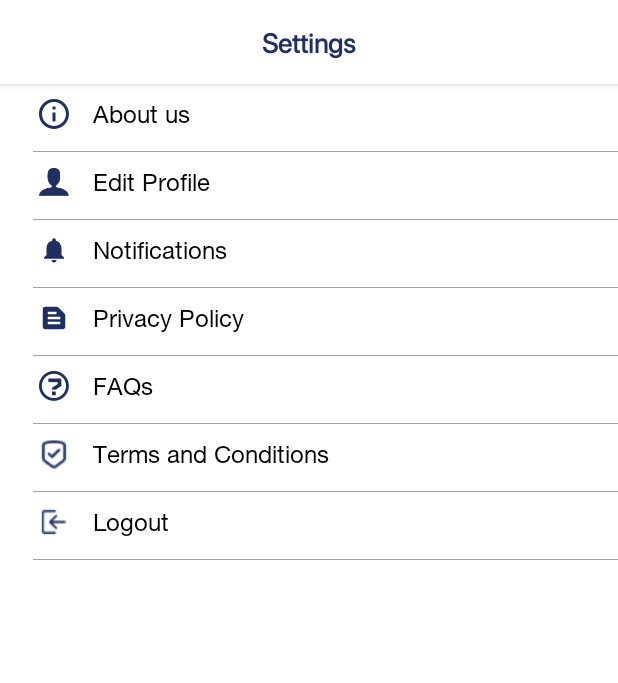
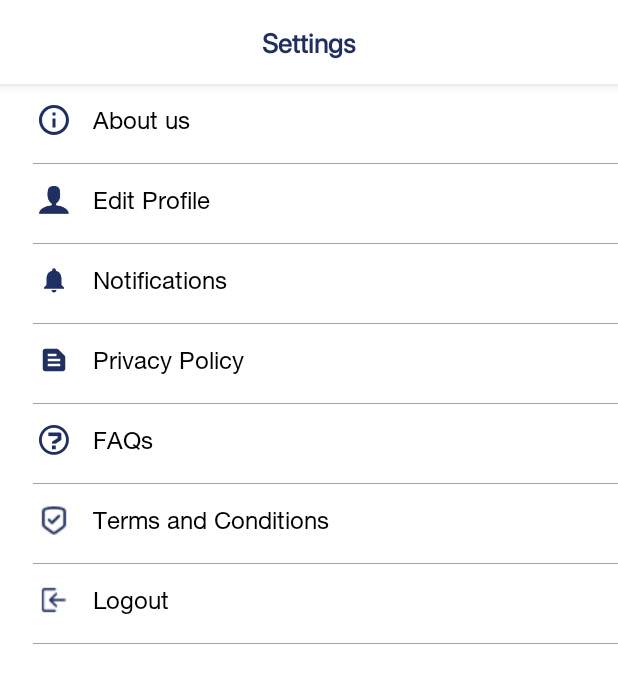
Before and after one commit to noumannaseer/laila-android, an Android app: the layout activity_setting.xml on its own in the app's theme, with its tools: preview values and no code run, on a phone screen of 412 x 824 dp. Shown: the top 683 px of the screen. Run offline under Robolectric (Android 15) with nearby library versions, the phone set to English and light mode, and no system bars.

Commit message:
update medication and bodyreading

```diff
--- a/app/src/main/java/com/fantechlabs/lailaa/IngredientsActivity.java
+++ b/app/src/main/java/com/fantechlabs/lailaa/IngredientsActivity.java
@@ -65,6 +65,7 @@ public class IngredientsActivity extends BaseActivity
             hideLoadingDialog();
             return;
         }
+        showLoadingDialog();
         mIngredientsViewModel.getIngredients(mDrugCode);
     }
 
--- a/app/src/main/java/com/fantechlabs/lailaa/activities/MedicineInteractionActivity.java
+++ b/app/src/main/java/com/fantechlabs/lailaa/activities/MedicineInteractionActivity.java
@@ -19,9 +19,7 @@ public class MedicineInteractionActivity extends BaseActivity
 
     private ActivityMedicineInteractionBinding mBinding;
     public static final String INTERACTION = "INTERACTION";
-    public static final String INTERACTION_MSG = "INTERACTION_MSG";
     private DrugCheckResponse mDrugCheckResponse;
-    private String mInteractionMsg;
     private MedicineInteractionsAdapter mMedicineInteractionsAdapter;
 
 
@@ -75,7 +73,6 @@ public class MedicineInteractionActivity extends BaseActivity
         if (getIntent().getExtras()
                 .containsKey(INTERACTION)) {
             mDrugCheckResponse = getIntent().getParcelableExtra(INTERACTION);
-//            mInteractionMsg = getIntent().getStringExtra(INTERACTION_MSG);
         }
     }
 }
--- a/app/src/main/java/com/fantechlabs/lailaa/adapter/MedicineInteractionsAdapter.java
+++ b/app/src/main/java/com/fantechlabs/lailaa/adapter/MedicineInteractionsAdapter.java
@@ -66,13 +66,13 @@ public class MedicineInteractionsAdapter
 
         switch (item.getSeverityId()) {
             case 1:
-                holder.MedicineInteractionLayoutBinding.severityColor.setBackgroundColor(Color.parseColor("#7aab9d"));
+                holder.MedicineInteractionLayoutBinding.severityColor.setCardBackgroundColor(AndroidUtil.getColor(R.color.ingredient_color_green));
                 break;
             case 2:
-                holder.MedicineInteractionLayoutBinding.severityColor.setBackgroundColor(Color.parseColor("#e5f545"));
+                holder.MedicineInteractionLayoutBinding.severityColor.setCardBackgroundColor(AndroidUtil.getColor(R.color.ingredient_color_yellow));
                 break;
             default:
-                holder.MedicineInteractionLayoutBinding.severityColor.setBackgroundColor(Color.parseColor("#fa8300"));
+                holder.MedicineInteractionLayoutBinding.severityColor.setCardBackgroundColor(AndroidUtil.getColor(R.color.ingredient_color_orange));
                 break;
         }
 
--- a/app/src/main/java/com/fantechlabs/lailaa/fragments/AddMedicationFragment.java
+++ b/app/src/main/java/com/fantechlabs/lailaa/fragments/AddMedicationFragment.java
@@ -124,7 +124,7 @@ public class AddMedicationFragment
             //*****************************************************************************
             {
                 AndroidUtil.handler.removeCallbacks(mSearchRunnable);
-                if (s.length() > 2) {
+                if (s.length() > 1) {
                     mSearchRunnable = new Runnable() {
                         @Override
                         public void run() {
@@ -133,7 +133,7 @@ public class AddMedicationFragment
                         }
                     };
 
-                    AndroidUtil.handler.postDelayed(mSearchRunnable, 200);
+                    AndroidUtil.handler.postDelayed(mSearchRunnable, 100);
                 }
             }
 
--- a/app/src/main/res/layout/activity_medication_details.xml
+++ b/app/src/main/res/layout/activity_medication_details.xml
@@ -45,9 +45,6 @@
             android:layout_width="match_parent"
             android:layout_height="wrap_content"
             android:layout_marginTop="8dp"
-            app:layout_constraintEnd_toEndOf="parent"
-            app:layout_constraintStart_toStartOf="parent"
-            app:layout_constraintTop_toBottomOf="@id/action_bar"
             app:tabGravity="fill"
             app:tabIndicatorColor="@color/darkBlue"
             app:tabMode="scrollable"
--- a/app/src/main/res/layout/activity_setting.xml
+++ b/app/src/main/res/layout/activity_setting.xml
@@ -45,11 +45,17 @@
             android:orientation="vertical">
 
             <LinearLayout
+                android:layout_width="match_parent"
+                android:layout_height="wrap_content"
+                android:orientation="vertical">
+
+                <LinearLayout
                     android:id="@+id/ads"
                     android:layout_width="match_parent"
                     android:layout_height="wrap_content"
                     android:foreground="?selectableItemBackground"
-                android:padding="10dp">
+                    android:paddingHorizontal="10dp"
+                    android:paddingVertical="14dp">
 
                     <ImageView
                         android:layout_width="20dp"
@@ -81,73 +87,20 @@
                     android:layout_marginLeft="6dp"
                     android:layout_marginTop="4dp"
                     android:background="@color/gray" />
+            </LinearLayout>
 
-            <!--        <LinearLayout-->
-            <!--            android:id="@+id/faq"-->
-            <!--            android:layout_width="match_parent"-->
-            <!--            android:layout_height="wrap_content"-->
-            <!--            android:foreground="?selectableItemBackground"-->
-            <!--            android:padding="10dp">-->
-
-            <!--            <ImageView-->
-            <!--                android:layout_width="wrap_content"-->
-            <!--                android:layout_height="wrap_content"-->
-            <!--                android:layout_gravity="center_vertical"-->
-            <!--                android:src="@drawable/help_icon"-->
-            <!--                app:layout_constraintStart_toStartOf="parent"-->
-            <!--                app:layout_constraintTop_toBottomOf="@+id/textView4" />-->
-
-            <!--            <TextView-->
-            <!--                android:layout_width="wrap_content"-->
-            <!--                android:layout_height="wrap_content"-->
-            <!--                android:layout_gravity="center_vertical"-->
-            <!--                android:layout_marginStart="16dp"-->
-            <!--                android:layout_marginLeft="16dp"-->
-            <!--                android:fontFamily="@font/helveticaneueltpro_roman"-->
-            <!--                android:text="@string/settings_faq"-->
-            <!--                android:textColor="@color/black"-->
-            <!--                android:textSize="16sp"-->
-            <!--                app:layout_constraintBottom_toBottomOf="@+id/imageView5"-->
-            <!--                app:layout_constraintStart_toEndOf="@+id/imageView5"-->
-            <!--                app:layout_constraintTop_toTopOf="@+id/imageView5" />-->
-            <!--        </LinearLayout>-->
-
-            <!--        <LinearLayout-->
-            <!--            android:id="@+id/contact_us"-->
-            <!--            android:layout_width="match_parent"-->
-            <!--            android:layout_height="wrap_content"-->
-            <!--            android:foreground="?selectableItemBackground"-->
-            <!--            android:padding="10dp">-->
-
-            <!--            <ImageView-->
-            <!--                android:layout_width="wrap_content"-->
-            <!--                android:layout_height="wrap_content"-->
-            <!--                android:layout_gravity="center_vertical"-->
-            <!--                android:src="@drawable/phone_book"-->
-            <!--                app:layout_constraintStart_toStartOf="parent"-->
-            <!--                app:layout_constraintTop_toBottomOf="@+id/textView4" />-->
-
-            <!--            <TextView-->
-            <!--                android:layout_width="wrap_content"-->
-            <!--                android:layout_height="wrap_content"-->
-            <!--                android:layout_gravity="center_vertical"-->
-            <!--                android:layout_marginStart="16dp"-->
-            <!--                android:layout_marginLeft="16dp"-->
-            <!--                android:fontFamily="@font/helveticaneueltpro_roman"-->
-            <!--                android:text="@string/settings_contact_us"-->
-            <!--                android:textColor="@color/black"-->
-            <!--                android:textSize="16sp"-->
-            <!--                app:layout_constraintBottom_toBottomOf="@+id/imageView5"-->
-            <!--                app:layout_constraintStart_toEndOf="@+id/imageView5"-->
-            <!--                app:layout_constraintTop_toTopOf="@+id/imageView5" />-->
-            <!--        </LinearLayout>-->
+            <LinearLayout
+                android:layout_width="match_parent"
+                android:layout_height="wrap_content"
+                android:orientation="vertical">
 
                 <LinearLayout
                     android:id="@+id/edit_profile"
                     android:layout_width="match_parent"
                     android:layout_height="wrap_content"
                     android:foreground="?selectableItemBackground"
-                android:padding="10dp">
+                    android:paddingHorizontal="10dp"
+                    android:paddingVertical="14dp">
 
                     <ImageView
                         android:layout_width="20dp"
@@ -179,13 +132,20 @@
                     android:layout_marginLeft="6dp"
                     android:layout_marginTop="4dp"
                     android:background="@color/gray" />
+            </LinearLayout>
+
+            <LinearLayout
+                android:layout_width="match_parent"
+                android:layout_height="wrap_content"
+                android:orientation="vertical">
 
                 <LinearLayout
                     android:id="@+id/update_password"
                     android:layout_width="match_parent"
                     android:layout_height="wrap_content"
                     android:foreground="?selectableItemBackground"
-                android:padding="10dp">
+                    android:paddingHorizontal="10dp"
+                    android:paddingVertical="14dp">
 
                     <ImageView
                         android:layout_width="wrap_content"
@@ -216,13 +176,20 @@
                     android:layout_marginLeft="6dp"
                     android:layout_marginTop="4dp"
                     android:background="@color/gray" />
+            </LinearLayout>
+
+            <LinearLayout
+                android:layout_width="match_parent"
+                android:layout_height="wrap_content"
+                android:orientation="vertical">
 
                 <LinearLayout
                     android:id="@+id/terms_condition"
                     android:layout_width="match_parent"
                     android:layout_height="wrap_content"
                     android:foreground="?selectableItemBackground"
-                android:padding="10dp">
+                    android:paddingHorizontal="10dp"
+                    android:paddingVertical="14dp">
 
                     <ImageView
                         android:id="@+id/imageView5"
@@ -254,13 +221,20 @@
                     android:layout_marginLeft="6dp"
                     android:layout_marginTop="4dp"
                     android:background="@color/gray" />
+            </LinearLayout>
+
+            <LinearLayout
+                android:layout_width="match_parent"
+                android:layout_height="wrap_content"
+                android:orientation="vertical">
 
                 <LinearLayout
                     android:id="@+id/privacy"
                     android:layout_width="match_parent"
                     android:layout_height="wrap_content"
                     android:foreground="?selectableItemBackground"
-                android:padding="10dp">
+                    android:paddingHorizontal="10dp"
+                    android:paddingVertical="14dp">
 
                     <ImageView
                         android:id="@+id/imageView6"
@@ -293,13 +267,20 @@
                     android:layout_marginLeft="6dp"
                     android:layout_marginTop="4dp"
                     android:background="@color/gray" />
+            </LinearLayout>
+
+            <LinearLayout
+                android:layout_width="match_parent"
+                android:layout_height="wrap_content"
+                android:orientation="vertical">
 
                 <LinearLayout
                     android:id="@+id/socialLink"
                     android:layout_width="match_parent"
                     android:layout_height="wrap_content"
                     android:foreground="?selectableItemBackground"
-                android:padding="10dp">
+                    android:paddingHorizontal="10dp"
+                    android:paddingVertical="14dp">
 
                     <ImageView
                         android:id="@+id/imageView7"
@@ -332,13 +313,20 @@
                     android:layout_marginLeft="6dp"
                     android:layout_marginTop="4dp"
                     android:background="@color/gray" />
+            </LinearLayout>
+
+            <LinearLayout
+                android:layout_width="match_parent"
+                android:layout_height="wrap_content"
+                android:orientation="vertical">
 
                 <LinearLayout
                     android:id="@+id/logout"
                     android:layout_width="match_parent"
                     android:layout_height="wrap_content"
                     android:foreground="?selectableItemBackground"
-                android:padding="10dp">
+                    android:paddingHorizontal="10dp"
+                    android:paddingVertical="14dp">
 
                     <ImageView
                         android:layout_width="20dp"
@@ -369,4 +357,6 @@
             </LinearLayout>
 
         </LinearLayout>
+
+    </LinearLayout>
 </layout>
--- a/app/src/main/res/values/colors.xml
+++ b/app/src/main/res/values/colors.xml
@@ -26,4 +26,8 @@
     <color name="secondaryTextColor">#707070</color>
     <color name="textHintColor">#b6b6b6</color>
 
+    <color name="ingredient_color_green">#7aab9d</color>
+    <color name="ingredient_color_yellow">#e5f545</color>
+    <color name="ingredient_color_orange">#fa8300</color>
+
 </resources>
```
Also changed, not shown: app/src/main/java/com/fantechlabs/lailaa/activities/MedicationActivity.java (+20 -1 lines), app/src/main/res/drawable/draw_circle.xml (added, +7 -0 lines), app/src/main/res/layout/medicine_interaction_layout.xml (+4 -4 lines). Lines whose indentation alone changed are shown as unchanged.
